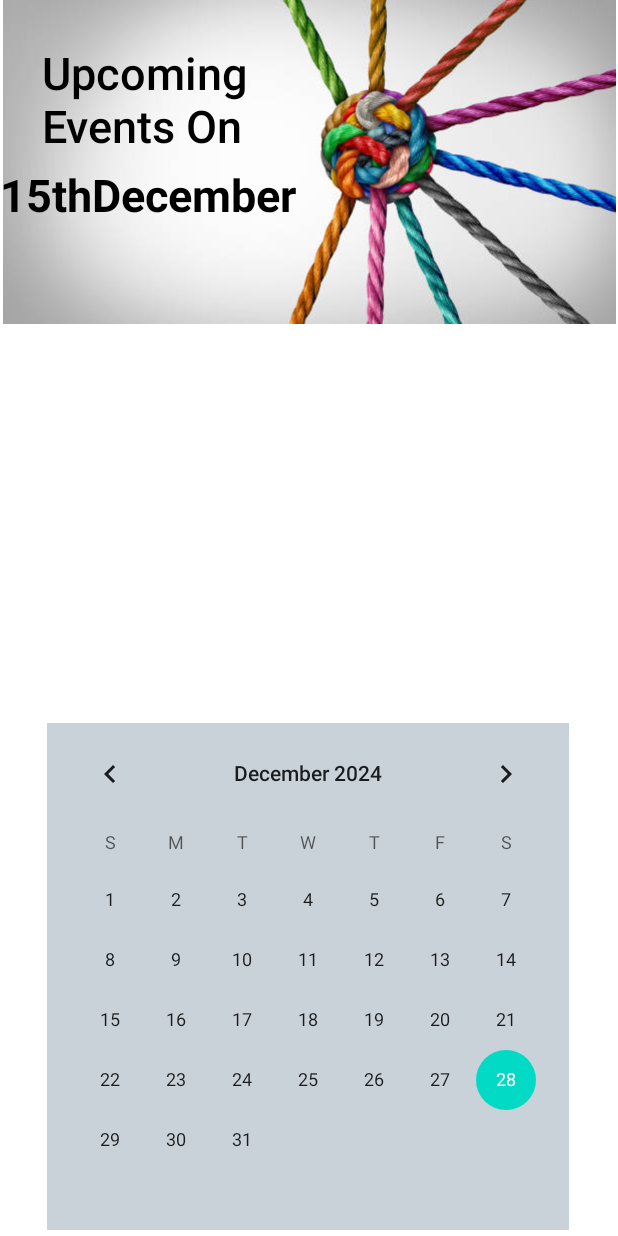
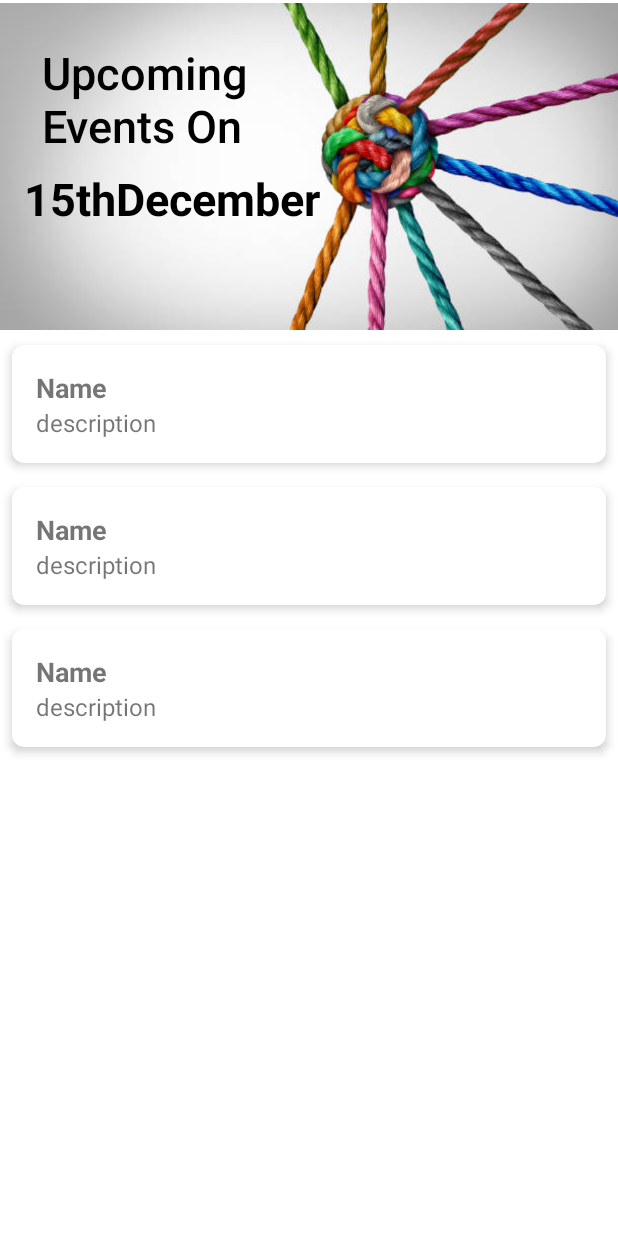
Before and after one commit to ArupaBarua/EvSync, an Android app: the layout fragment_task_list.xml on its own in the app's theme, with its tools: preview values and no code run, on a phone screen of 412 x 824 dp. Run offline under Robolectric (Android 15) with nearby library versions, the phone set to English and light mode, and no system bars.

Commit message:
Task List add

```diff
--- a/app/src/main/res/layout/fragment_task_list.xml
+++ b/app/src/main/res/layout/fragment_task_list.xml
@@ -5,27 +5,20 @@
     android:id="@+id/frameLayout"
     android:layout_width="match_parent"
     android:layout_height="match_parent"
-    tools:context=".app.pages.TaskListFragment">
+    tools:context=".app.pages.TaskListFragment"
+    >
 
-    <!-- TODO: Update blank fragment layout -->
-<!--    <TextView-->
-<!--        android:id="@+id/textView"-->
-<!--        android:layout_width="wrap_content"-->
-<!--        android:layout_height="wrap_content"-->
-<!--        android:text="Tasks fragment"-->
-<!--        app:layout_constraintBottom_toBottomOf="parent"-->
-<!--        app:layout_constraintEnd_toEndOf="parent"-->
-<!--        app:layout_constraintStart_toStartOf="parent"-->
-<!--        app:layout_constraintTop_toTopOf="parent" />-->
+
 
     <ImageView
-        android:id="@+id/imageView1"
-        android:layout_width="411dp"
-        android:layout_height="216dp"
+        android:id="@+id/taskimg"
+        android:layout_width="413dp"
+        android:layout_height="222dp"
         android:src="@drawable/knot"
         android:tooltipText=""
         app:layout_constraintBottom_toBottomOf="parent"
         app:layout_constraintEnd_toEndOf="parent"
+        app:layout_constraintHorizontal_bias="0.0"
         app:layout_constraintStart_toStartOf="parent"
         app:layout_constraintTop_toTopOf="parent"
         app:layout_constraintVertical_bias="0.0"
@@ -34,7 +27,7 @@
     </ImageView>
 
     <TextView
-        android:id="@+id/taskimg"
+
         android:layout_width="169dp"
         android:layout_height="69dp"
         android:layout_marginTop="28dp"
@@ -47,30 +40,45 @@
         app:layout_constraintStart_toStartOf="parent"
         app:layout_constraintTop_toTopOf="parent" />
 
+
     <TextView
+        android:id="@+id/idDateTextView"
         android:layout_width="205dp"
         android:layout_height="40dp"
-        android:layout_marginTop="12dp"
+        android:layout_marginTop="112dp"
         android:text="15thDecember"
         android:textColor="@color/black"
         android:textSize="30dp"
         android:textStyle="bold"
         app:layout_constraintEnd_toEndOf="parent"
-        app:layout_constraintHorizontal_bias="0.0"
+        app:layout_constraintHorizontal_bias="0.077"
+
+        app:layout_constraintStart_toStartOf="parent"
+        app:layout_constraintTop_toTopOf="parent"
+        tools:ignore="MissingConstraints" />
+
+    <androidx.recyclerview.widget.RecyclerView
+        android:id="@+id/rview"
+        android:layout_width="0dp"
+        android:layout_height="0dp"
+        app:layoutManager="LinearLayoutManager"
+        app:layout_constraintBottom_toBottomOf="parent"
+        app:layout_constraintEnd_toEndOf="parent"
         app:layout_constraintStart_toStartOf="parent"
         app:layout_constraintTop_toBottomOf="@+id/taskimg"
-        tools:ignore="MissingConstraints" />
+        tools:context=".app.pages.TaskListFragment"
+        tools:listitem="@layout/taskitem" />
 
-    <CalendarView
-        android:layout_width="wrap_content"
-        android:layout_height="wrap_content"
-        android:layout_marginBottom="4dp"
-        android:background="#CAD2D9"
-        app:layout_constraintBottom_toBottomOf="parent"
-        app:layout_constraintEnd_toEndOf="parent"
-        app:layout_constraintHorizontal_bias="0.491"
-        app:layout_constraintStart_toStartOf="parent"
-        app:layout_constraintTop_toBottomOf="@+id/imageView1"
-        app:layout_constraintVertical_bias="1.0" />
+<!--        <CalendarView-->
+<!--        android:layout_width="wrap_content"-->
+<!--        android:layout_height="wrap_content"-->
+<!--        android:layout_marginBottom="4dp"-->
+<!--        android:background="#CAD2D9"-->
+<!--        app:layout_constraintBottom_toBottomOf="parent"-->
+<!--        app:layout_constraintEnd_toEndOf="parent"-->
+<!--        app:layout_constraintHorizontal_bias="0.491"-->
+<!--        app:layout_constraintStart_toStartOf="parent"-->
+<!--        app:layout_constraintTop_toBottomOf="@+id/imageView1"-->
+<!--        app:layout_constraintVertical_bias="1.0" />-->
 
 </androidx.constraintlayout.widget.ConstraintLayout>
--- /dev/null
+++ b/app/src/main/res/layout/taskitem.xml
@@ -0,0 +1,108 @@
+<?xml version="1.0" encoding="utf-8"?>
+<androidx.cardview.widget.CardView xmlns:android="http://schemas.android.com/apk/res/android"
+    xmlns:app="http://schemas.android.com/apk/res-auto"
+    android:layout_width="match_parent"
+    android:layout_height="wrap_content"
+    xmlns:tools="http://schemas.android.com/tools"
+    android:layout_margin="8dp"
+    app:cardCornerRadius="8dp"
+    app:cardElevation="4dp"
+    tools:context=".app.pages.TaskListFragment">
+
+    <LinearLayout
+        android:layout_width="match_parent"
+        android:layout_height="match_parent"
+        android:orientation="horizontal">
+
+<!--        <ImageView-->
+<!--            android:id="@+id/im_image"-->
+<!--            android:layout_width="60dp"-->
+<!--            android:layout_height="match_parent"-->
+<!--            android:paddingHorizontal="4dp"-->
+<!--            android:paddingVertical="2dp"-->
+<!--            app:srcCompat="@android:drawable/ic_menu_gallery" />-->
+
+        <LinearLayout
+            android:layout_width="match_parent"
+            android:layout_height="wrap_content"
+            android:orientation="vertical"
+            android:padding="16dp">
+
+            <TextView
+                android:id="@+id/rv_Event"
+                android:layout_width="wrap_content"
+                android:layout_height="wrap_content"
+                android:text="Name"
+                android:textSize="18sp"
+                android:textStyle="bold"
+                />
+
+            <TextView
+                android:id="@+id/rv_Description"
+                android:layout_width="wrap_content"
+                android:layout_height="wrap_content"
+                android:text="description"
+
+                android:textSize="16sp" />
+
+        </LinearLayout>
+    </LinearLayout>
+
+</androidx.cardview.widget.CardView>
+
+
+
+    <!--<?xml version="1.0" encoding="utf-8"?>-->
+<!--<androidx.cardview.widget.CardView xmlns:android="http://schemas.android.com/apk/res/android"-->
+<!--    android:layout_width="match_parent"-->
+<!--    android:layout_height="match_parent"-->
+<!--    xmlns:app="http://schemas.android.com/apk/res-auto">-->
+
+<!--    -->
+
+
+<!--    <LinearLayout-->
+<!--        android:layout_width="match_parent"-->
+<!--        android:layout_height="188dp"-->
+<!--        android:layout_marginTop="4dp"-->
+<!--        android:background="@color/material_dynamic_primary90"-->
+<!--        android:orientation="vertical"-->
+<!--        app:layout_constraintStart_toStartOf="parent"-->
+<!--        app:layout_constraintTop_toTopOf="parent">-->
+
+<!--        <TextView-->
+<!--            android:id="@+id/rv_Event"-->
+<!--            android:layout_width="395dp"-->
+<!--            android:layout_height="70dp"-->
+<!--            android:layout_marginLeft="4dp"-->
+<!--            android:layout_weight="1"-->
+<!--            android:fontFamily="sans-serif-medium"-->
+<!--            android:gravity="left|bottom"-->
+<!--            android:hint="text"-->
+
+<!--            android:textSize="50sp" />-->
+
+<!--        <TextView-->
+<!--            android:id="@+id/rv_Date"-->
+<!--            android:layout_width="411dp"-->
+<!--            android:layout_height="70dp"-->
+<!--            android:layout_marginLeft="4dp"-->
+<!--            android:layout_weight="1"-->
+<!--            android:fontFamily="sans-serif-medium"-->
+<!--            android:gravity="left|bottom"-->
+<!--            android:hint="text"-->
+<!--            android:textSize="40sp" />-->
+
+<!--        <TextView-->
+<!--            android:id="@+id/rv_Description"-->
+<!--            android:layout_width="411dp"-->
+<!--            android:layout_height="70dp"-->
+<!--            android:layout_marginLeft="4dp"-->
+<!--            android:layout_weight="1"-->
+<!--            android:fontFamily="sans-serif-medium"-->
+<!--            android:gravity="left|bottom"-->
+<!--            android:hint="text"-->
+<!--            android:textSize="30sp" />-->
+<!--    </LinearLayout>-->
+
+<!--</androidx.cardview.widget.CardView>-->
```
Also changed, not shown: app/src/main/java/com/esa/evsync/app/pages/TaskListFragment.kt (+86 -3 lines), app/src/main/java/com/esa/evsync/app/pages/Task_ListAdapter.kt (added, +72 -0 lines).
